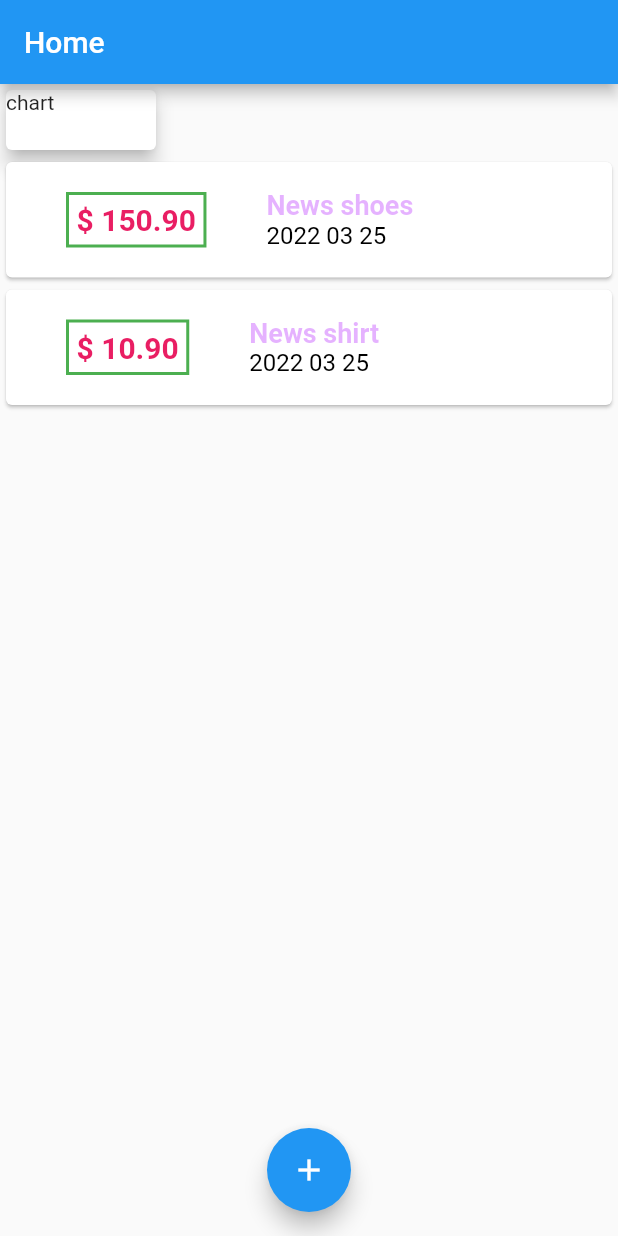
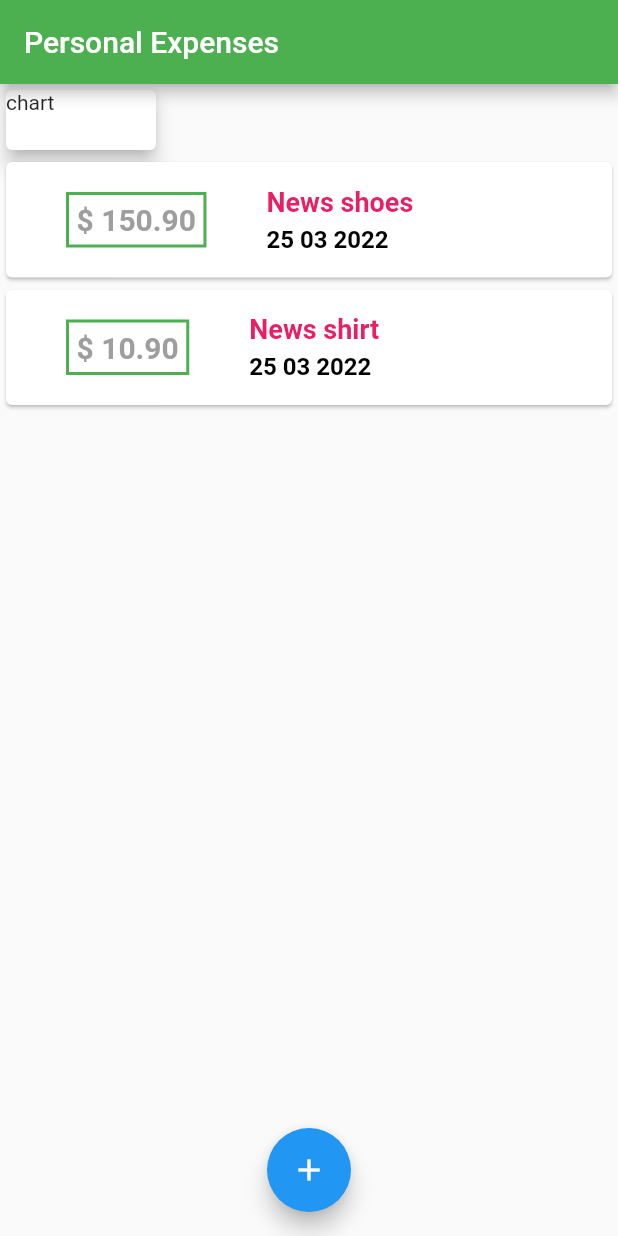
Before and after one commit to nga-kezzy/Flutter, a Flutter app: the screen it shows after launch, on a phone screen of 412 x 824 dp. Run offline on Flutter 3.47's test engine with Material 2 defaults, Android fonts, the phone set to English and light mode, and no system bars; our stand-ins replace sqflite; accounts and stored records are empty.

Commit message:
Bài 27 thay đổi theme( chủ đề)

```diff
--- a/work_project/lib/main.dart
+++ b/work_project/lib/main.dart
@@ -14,7 +14,11 @@ class MyApp extends StatelessWidget {
   @override
   Widget build(BuildContext context) {
     return MaterialApp(
-      title: 'Home',
+      title: 'Personal Expenses',
+      theme: ThemeData(
+        primarySwatch: Colors.green,
+        accentColor: Colors.blue,
+      ),
       home: MyHomePage(),
     );
   }
@@ -76,7 +80,7 @@ class _MyHomePageState extends State<MyHomePage> {
   Widget build(BuildContext context) {
     return Scaffold(
       appBar: AppBar(
-        title: Text('Home'),
+        title: Text('Personal Expenses'),
       ),
       body: SingleChildScrollView(
         child: Column(
--- a/work_project/lib/widgets/transaction_list.dart
+++ b/work_project/lib/widgets/transaction_list.dart
@@ -28,25 +28,34 @@ class TransactionList extends StatelessWidget {
                     style: const TextStyle(
                         fontWeight: FontWeight.bold,
                         fontSize: 20,
-                        color: Colors.pink),
+                        color: Colors.grey),
                   ),
                 ),
                 Column(
                   crossAxisAlignment: CrossAxisAlignment.start,
                   children: [
-                    Text(
+                    Container(
+                      child: Text(
                         transactions[index].title.toString(),
                         style: const TextStyle(
                           fontWeight: FontWeight.bold,
                           fontSize: 18,
-                        color: Color.fromRGBO(191, 62, 255, 0.4),
+                          color: Colors.pink,
                         ),
                       ),
-                    Text(
-                      DateFormat('yyyy MM dd').format(transactions[index].date),
+                    ),
+                    Container(
+                      margin: EdgeInsets.only(
+                        top: 5,
+                      ),
+                      child: Text(
+                        DateFormat('dd MM yyyy')
+                            .format(transactions[index].date),
                         style: const TextStyle(
                           fontSize: 16,
+                          fontWeight: FontWeight.bold,
                           color: Colors.black,
+                        ),
                       ),
                     ),
                   ],
```
Lines whose indentation alone changed are shown as unchanged.
